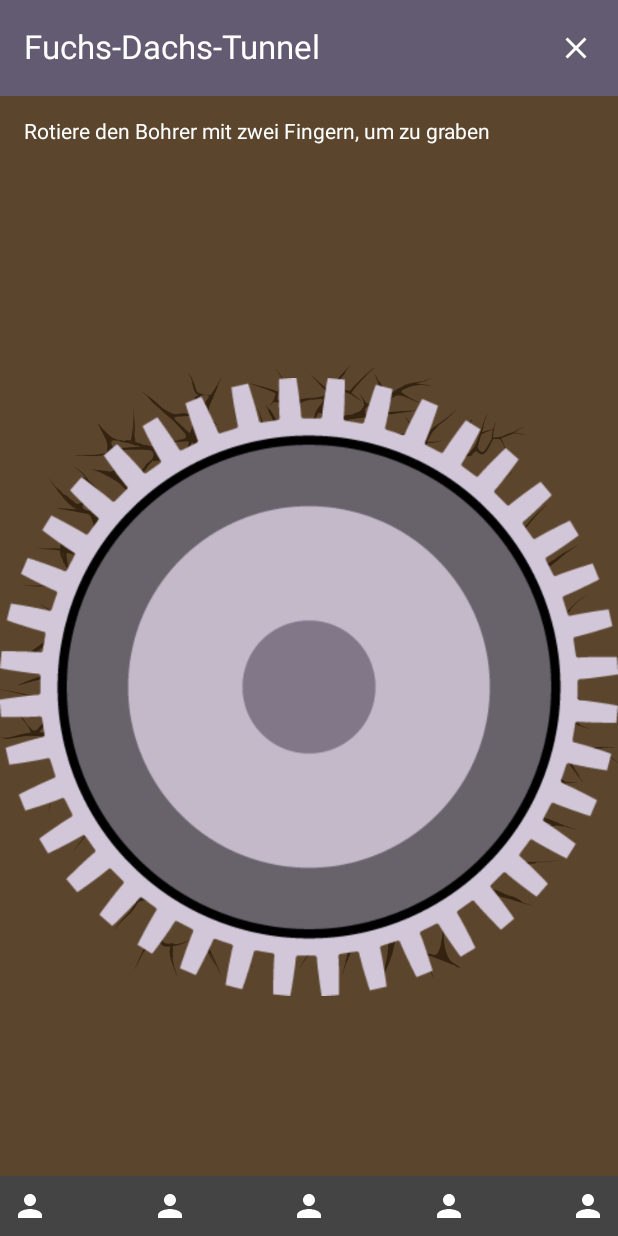
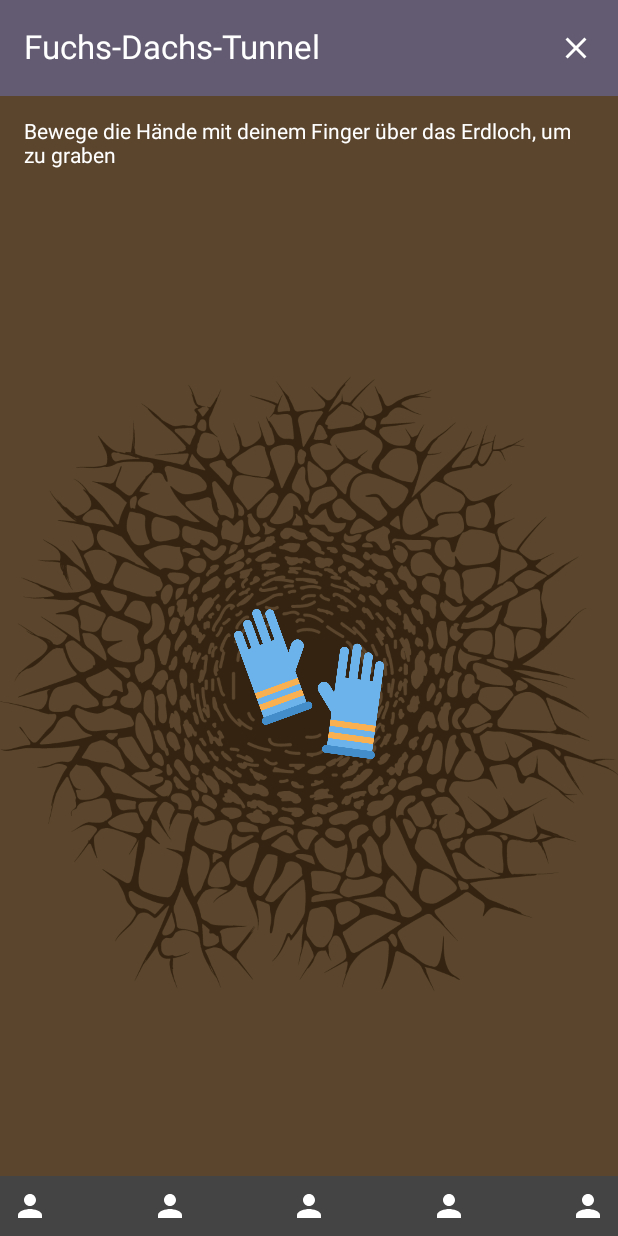
Before and after one commit to Lara-H/FasanerieWiesbaden, an Android app built with Jetpack Compose: the @Preview function FoxScreenPreview, on a phone screen of 412 x 824 dp. Run offline under Robolectric (Android 15) with nearby library versions, the light colour scheme and no system bars.

Commit message:
fox game

```diff
--- a/app/src/main/java/de/hsrm/mi/mc/fasaneriewiesbaden/data/Data.kt
+++ b/app/src/main/java/de/hsrm/mi/mc/fasaneriewiesbaden/data/Data.kt
@@ -19,7 +19,7 @@ class Data() {
     var listStationsState =
         MutableStateFlow(listOf(
             Station("Eingang", "Elli Eichhorn",50.10296712995634, 8.19239066804138, false, Graph.INTRO),
-            Station("Ziegen", "Björn Bock", 50.103323, 8.192826, false, Graph.GOAT),
+            Station("Zhandiegen", "Björn Bock", 50.103323, 8.192826, false, Graph.GOAT),
             Station("Füchse", "Fiona Fuchs", 50.104116, 8.194161, false, Graph.FOX),
             Station("Bären", "Bruno Bär", 50.106387, 8.196074, false, Graph.BEAR),
             Station("Luchse", "Ludwig Luchs", 50.106107, 8.194052, false, Graph.LYNX),
--- a/app/src/main/java/de/hsrm/mi/mc/fasaneriewiesbaden/graphs/RootNavGraph.kt
+++ b/app/src/main/java/de/hsrm/mi/mc/fasaneriewiesbaden/graphs/RootNavGraph.kt
@@ -22,7 +22,7 @@ fun RootNavGraph(navController: NavHostController, data: Data) {
     NavHost(
         navController = navController,
         route = Graph.ROOT,
-        startDestination = Graph.BAT,
+        startDestination = Graph.FOX,
     ) {
         introNavGraph(navController = navController, data = data)
 
--- a/app/src/main/java/de/hsrm/mi/mc/fasaneriewiesbaden/screens/game/FoxScreen.kt
+++ b/app/src/main/java/de/hsrm/mi/mc/fasaneriewiesbaden/screens/game/FoxScreen.kt
@@ -6,15 +6,16 @@ import android.os.Build
 import android.os.VibrationEffect
 import android.os.Vibrator
 import android.view.accessibility.AccessibilityManager
+import androidx.compose.animation.core.Animatable
 import androidx.compose.foundation.Image
 import androidx.compose.foundation.background
-import androidx.compose.foundation.gestures.rememberTransformableState
-import androidx.compose.foundation.gestures.transformable
+import androidx.compose.foundation.gestures.detectDragGestures
 import androidx.compose.foundation.layout.Arrangement
 import androidx.compose.foundation.layout.Box
 import androidx.compose.foundation.layout.Column
 import androidx.compose.foundation.layout.fillMaxSize
 import androidx.compose.foundation.layout.fillMaxWidth
+import androidx.compose.foundation.layout.offset
 import androidx.compose.foundation.layout.padding
 import androidx.compose.foundation.layout.size
 import androidx.compose.material.icons.Icons
@@ -30,41 +31,80 @@ import androidx.compose.ui.Alignment
 import androidx.compose.ui.Modifier
 import androidx.compose.ui.draw.alpha
 import androidx.compose.ui.graphics.Color
-import androidx.compose.ui.graphics.graphicsLayer
+import androidx.compose.ui.input.pointer.pointerInput
+import androidx.compose.ui.platform.LocalConfiguration
+import androidx.compose.ui.platform.LocalDensity
 import androidx.compose.ui.res.painterResource
 import androidx.compose.ui.res.stringResource
 import androidx.compose.ui.tooling.preview.Preview
+import androidx.compose.ui.unit.IntOffset
 import androidx.compose.ui.unit.dp
-import androidx.core.content.ContextCompat.getSystemService
 import androidx.fragment.app.Fragment
 import de.hsrm.mi.mc.fasaneriewiesbaden.R
 import de.hsrm.mi.mc.fasaneriewiesbaden.components.ProcessBar
 import de.hsrm.mi.mc.fasaneriewiesbaden.components.TopBar
 import de.hsrm.mi.mc.fasaneriewiesbaden.ui.theme.spacing
-
+import kotlin.math.roundToInt
+import java.util.Timer
+import kotlin.concurrent.schedule
 
 @SuppressLint("UnusedMaterial3ScaffoldPaddingParameter")
 @Composable
 fun FoxScreen() {
 
+    // helpers to convert dp to px
+    val density = LocalDensity.current
+    val configuration = LocalConfiguration.current
+
+    // device size
+    val screenWidthPx = with(density) {configuration.screenWidthDp.dp.roundToPx()}
+
+    val imgSize = 100.dp
+    val imgSizePx = with(density) {imgSize.roundToPx()}
+
+    var offsetX by remember { mutableStateOf(0f) }
+    var offsetY by remember { mutableStateOf(0f) }
+
     var currentPoints by remember { mutableStateOf(0) }
     var moneyVisible by remember { mutableStateOf(0f) }
 
-    var oldrotation by remember { mutableStateOf(0f) }
-    var rotation by remember { mutableStateOf(0f) }
+    var oldroffsetX by remember { mutableStateOf(0f) }
+    var distance by remember { mutableStateOf(0f) }
 
-    val state = rememberTransformableState { zoomChange, offsetChange, rotationChange ->
-        rotation += rotationChange
+    // Start
+    if (offsetX < ((screenWidthPx/2)-(imgSizePx/2))*(-1)) {
+        offsetX = ((screenWidthPx/2)-(imgSizePx/2))*(-1).toFloat()
+    }
+    // End
+    if (offsetX > (screenWidthPx/2)-(imgSizePx/2)) {
+        offsetX = (screenWidthPx/2)-(imgSizePx/2).toFloat()
+    }
+    // Top
+    if (offsetY < imgSizePx*(-1)) {
+        offsetY = imgSizePx*(-1).toFloat()
+    }
+    // Bottom
+    if (offsetY > imgSizePx) {
+        offsetY = imgSizePx.toFloat()
     }
 
-    if ((rotation - oldrotation > 45f)) {
+    distance = oldroffsetX - offsetX
+    if (distance < 0) {
+        distance *= (-1)
+    }
+
+    if (distance > imgSizePx) {
         if (moneyVisible == 0f) {
-            moneyVisible = 1f
-            currentPoints++
-        } else {
-            moneyVisible = 0f
+            val random = (0..5).shuffled().last()
+            if (random == 0) {
+                moneyVisible = 1f
+                currentPoints++
+                Timer().schedule(5000){
+                    moneyVisible = 0f
+                }
+            }
         }
-        oldrotation = rotation
+        oldroffsetX = offsetX
     }
 
     Column(modifier = Modifier
@@ -75,10 +115,10 @@ fun FoxScreen() {
 
         Column() {
             TopBar(text = stringResource(R.string.title_location_fox), isMainNav = false)
-            Text(text = "Rotiere den Bohrer mit zwei Fingern, um zu graben", Modifier.padding(all = MaterialTheme.spacing.medium), color = Color.White)
+            Text(text = "Bewege die Hände mit deinem Finger über das Erdloch, um zu graben", Modifier.padding(all = MaterialTheme.spacing.medium), color = Color.White)
         }
 
-        Box(
+        Box(modifier = Modifier .fillMaxWidth()
         ) {
             Image(
                 painter = painterResource(id = R.drawable.hole),
@@ -87,28 +127,28 @@ fun FoxScreen() {
                     .align(Alignment.Center)
             )
             Image(
-                modifier = Modifier
-                    // apply other transformations like rotation and zoom
-                    // on the pizza slice emoji
-                    .padding(top = 60.dp, bottom = 40.dp)
-                    .graphicsLayer(
-                        rotationZ = rotation,
-                    )
-                    // add transformable to listen to multitouch transformation events
-                    // after offset
-                    .transformable(state = state)
-                    .fillMaxWidth()
-                    .align(Alignment.Center),
-                painter = painterResource(id = R.drawable.drill),
-                contentDescription = "Hole",
-            )
-            Image(
                 painter = painterResource(id = R.drawable.beehome),
                 contentDescription = "Money",
                 modifier = Modifier
+                    .align(Alignment.Center)
                     .size(50.dp)
                     .alpha(moneyVisible)
-                    .align(Alignment.TopCenter)
+                    .offset { IntOffset((imgSizePx*(-1) until imgSizePx).shuffled().last(), (imgSizePx*(-1) until imgSizePx).shuffled().last()) }
+            )
+            Image(
+                modifier = Modifier
+                    .offset { IntOffset(offsetX.roundToInt(), offsetY.roundToInt()) }
+                    .pointerInput(Unit) {
+                        detectDragGestures { change, dragAmount ->
+                            change.consume()
+                            offsetX += dragAmount.x
+                            offsetY += dragAmount.y
+                        }
+                    }
+                    .size(100.dp)
+                    .align(Alignment.Center),
+                painter = painterResource(id = R.drawable.hands),
+                contentDescription = "Hands",
             )
         }
 
```
Also changed, not shown: app/src/main/res/drawable/hands.png (added).
